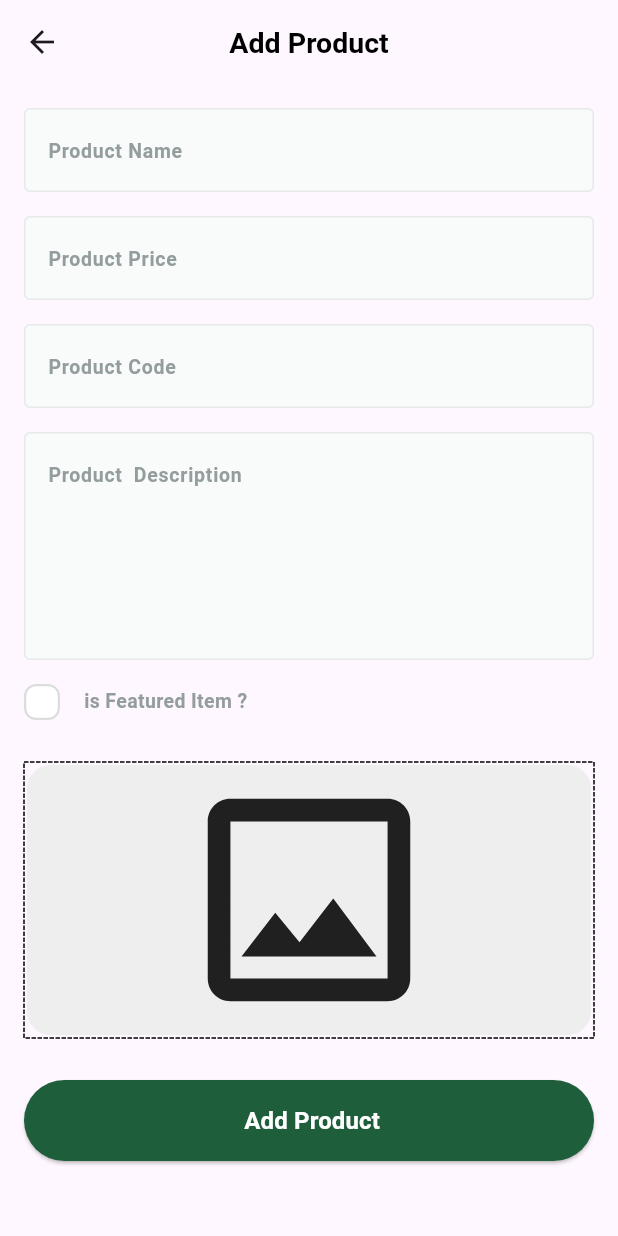
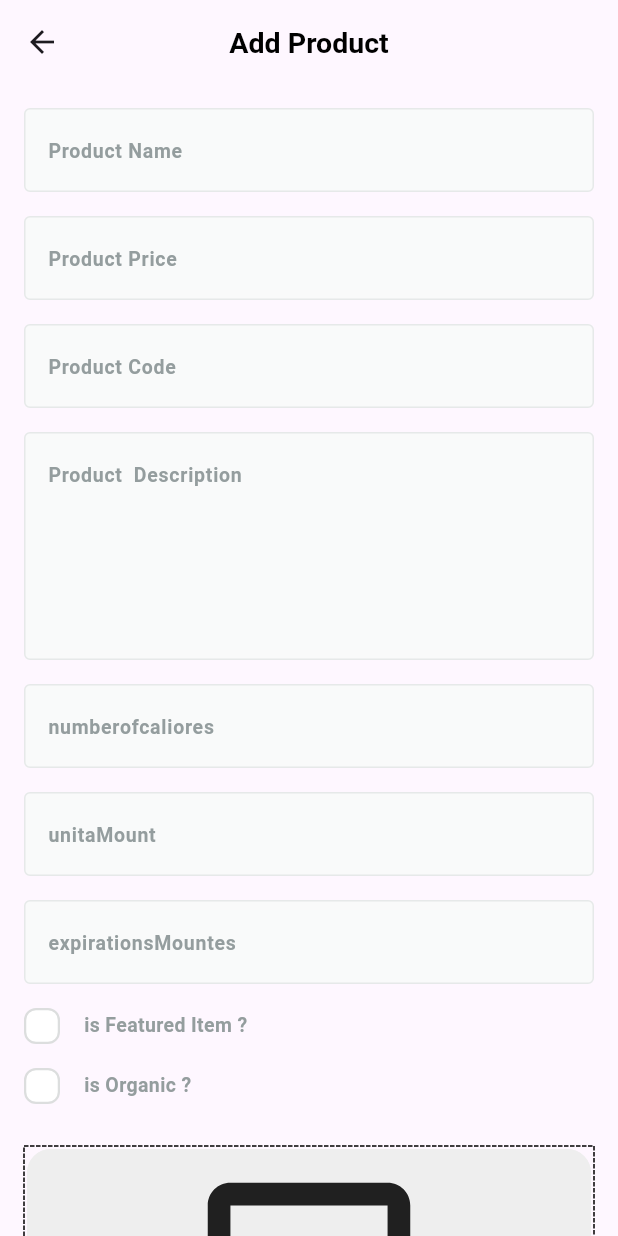
Before and after one commit to SaifAmir39/dashborad-_admain-_fruit_hup_store, a Flutter app: the AddproductsViwe screen opened by its route, on a phone screen of 412 x 824 dp. Run offline on Flutter 3.47's test engine with Material 3 defaults, Android fonts, the phone set to English and light mode, and no system bars; drawn by our look-alikes of dotted_border; our stand-ins replace cloud_firestore, dartz, firebase_core, firebase_storage, flutter_bloc, flutter_svg and 2 more; accounts and stored records are empty; Roboto replaces fonts that are missing (Cairo).

Commit message:
Add Producte done &Add Fire base Storage

```diff
--- a/lib/core/services/fire_storage_service.dart
+++ b/lib/core/services/fire_storage_service.dart
@@ -13,9 +13,9 @@ final storageRef = FirebaseStorage.instance.ref();
 
    await  imagesref.putFile(file);
 
-    var imageurl = imagesref.getDownloadURL();
+    var imageurl = await imagesref.getDownloadURL();
 
-    return imageurl.toString();
+    return imageurl;
 
 
   }
--- a/lib/core/services/firebase_firestoresevice.dart
+++ b/lib/core/services/firebase_firestoresevice.dart
@@ -7,13 +7,14 @@ class FirebaseFirestoresevice implements DatabaseService {
   FirebaseFirestore firestore = FirebaseFirestore.instance;
 
   @override
+
   Future<void> AddData({
     required String path,
     required Map<String, dynamic> data,
     required String documentid
   }) async {
 
-    if(documentid != Null
+    if(documentid != null
    ){
         await firestore.collection(path).doc(documentid).set(data);
     }
--- a/lib/features/add product/data/models/Add_product_input_modles.dart
+++ b/lib/features/add product/data/models/Add_product_input_modles.dart
@@ -3,15 +3,18 @@ import 'dart:io';
 
 import 'package:dash_bord_fruite_hup/features/add%20product/domain/entity/add_product_input_entity.dart';
 
-
-class AddProductInputModles   {
- String name;
+class AddProductInputModles {
+  String name;
   String price;
   String description;
   File image;
   String code;
   bool isFeatured;
   String? imageURL;
+  bool isOrganic = false;
+  int numberofcaliores;
+  int unitaMount;
+  int expirationsMountes;
   AddProductInputModles({
     required this.name,
     required this.price,
@@ -20,8 +23,14 @@ class AddProductInputModles   {
     required this.code,
     required this.isFeatured,
     this.imageURL,
+    required this.numberofcaliores,
+    required this.unitaMount,
+    required this.expirationsMountes,
+    required this.isOrganic,
   });
-  factory AddProductInputModles.fromentity(Addproductinputentity addproductinputentity){
+  factory AddProductInputModles.fromentity(
+    Addproductinputentity addproductinputentity,
+  ) {
     return AddProductInputModles(
       name: addproductinputentity.name,
       price: addproductinputentity.price,
@@ -30,26 +39,25 @@ class AddProductInputModles   {
       code: addproductinputentity.code,
       isFeatured: addproductinputentity.isFeatured,
       imageURL: addproductinputentity.imageURL,
+      numberofcaliores: addproductinputentity.numberofcaliores,
+      unitaMount: addproductinputentity.unitaMount,
+      expirationsMountes: addproductinputentity.expirationsMountes,
+      isOrganic: addproductinputentity.isOrganic,
     );
   }
 
-
-
-
- ToMap(){
-   return {
-     "name":name,
-     "price":price,
-     "description":description,
-     "code":code,
-     "isFeatured":isFeatured,
-     "imageURL":imageURL,
-   };
-
-
- }
-
-
-
-
+  ToMap() {
+    return {
+      "name": name,
+      "price": price,
+      "description": description,
+      "code": code,
+      "isFeatured": isFeatured,
+      "imageURL": imageURL,
+      "numberofcaliores": numberofcaliores,
+      "unitaMount": unitaMount,
+      "expirationsMountes": expirationsMountes,
+      "isOrganic": isOrganic,
+    };
+  }
 }
--- a/lib/features/add product/domain/entity/add_product_input_entity.dart
+++ b/lib/features/add product/domain/entity/add_product_input_entity.dart
@@ -8,14 +8,26 @@ class Addproductinputentity {
   String code;
   bool isFeatured;
    String? imageURL;
+   bool isOrganic=false;
+   int numberofcaliores;
+   int unitaMount;
+   int expirationsMountes;
+
   Addproductinputentity({
+
     required this.name,
     required this.price,
     required this.description,
     required this.image,
     required this.code,
     required this.isFeatured,
+    required this.numberofcaliores,
+    required this.unitaMount,
+    required this.expirationsMountes,
+    required this.isOrganic,
+
    this.imageURL,
+
   });
 
 }
--- a/lib/features/add product/presantions/views/widgets/add_product_body.dart
+++ b/lib/features/add product/presantions/views/widgets/add_product_body.dart
@@ -5,6 +5,7 @@ import 'package:dash_bord_fruite_hup/features/add%20product/domain/entity/add_pr
 import 'package:dash_bord_fruite_hup/features/add%20product/presantions/manger/addproducts/addproducts_cubit.dart';
 import 'package:dash_bord_fruite_hup/features/add%20product/presantions/views/widgets/Terms%20_and_%20Conditions.dart';
 import 'package:dash_bord_fruite_hup/features/add%20product/presantions/views/widgets/image_failed.dart';
+import 'package:dash_bord_fruite_hup/features/add%20product/presantions/views/widgets/is_orginc_check.dart';
 import 'package:flutter/material.dart';
 import 'package:flutter_bloc/flutter_bloc.dart';
 
@@ -28,11 +29,22 @@ class _AddProductBodyState extends State<AddProductBody> {
   final TextEditingController textEditingControllerdescription =
       TextEditingController();
 
+  final TextEditingController textEditingControllernumberOfCalories =
+      TextEditingController();
+  final TextEditingController textEditingControllerunitAmount =
+      TextEditingController();
+  final TextEditingController textEditingControllerexpirationMountes =
+      TextEditingController();
+
+  final TextEditingController textEditingControllerexpirationYears =
+      TextEditingController();
+
   final GlobalKey<FormState> formkey = GlobalKey<FormState>();
 
   AutovalidateMode autovalidateMode = AutovalidateMode.disabled;
   File? fileimage;
   bool isfeatured = false;
+  bool isOrganic = false;
 
   @override
   Widget build(BuildContext context) {
@@ -43,17 +55,20 @@ class _AddProductBodyState extends State<AddProductBody> {
         body: SingleChildScrollView(
           child: Padding(
             padding: const EdgeInsets.symmetric(horizontal: 16),
-            child: BlocConsumer<AddproductsCubit,  AddproductsState >(
+            child: BlocConsumer<AddproductsCubit, AddproductsState>(
               listener: (context, state) {
-                if(state is AddproductsFailer){
-                     ScaffoldMessenger.of(context).showSnackBar(SnackBar(content: Text(state.errormassage),
+                if (state is AddproductsFailer) {
+                  ScaffoldMessenger.of(context).showSnackBar(
+                    SnackBar(
+                      content: Text(state.errormassage),
                       backgroundColor: Colors.red,
-                     ));
+                    ),
+                  );
                 }
               },
               builder: (context, state) {
-                if(state is AddproductsSuccess || state is AddproductsInitial){
-
+                if (state is AddproductsSuccess ||
+                    state is AddproductsInitial) {
                   return Column(
                     children: [
                       SizedBox(height: 16),
@@ -86,11 +101,44 @@ class _AddProductBodyState extends State<AddProductBody> {
                         textInputType: TextInputType.text,
                         textEditingController: textEditingControllerdescription,
                       ),
+
+                      SizedBox(height: 16),
+                      CustomeTxetFormFailed(
+                        maxLines: 1,
+                        title: "numberofcaliores",
+                        textInputType: TextInputType.number,
+                        textEditingController:
+                            textEditingControllernumberOfCalories,
+                      ),
+                      SizedBox(height: 16),
+                      CustomeTxetFormFailed(
+                        maxLines: 1,
+                        title: "unitaMount",
+                        textInputType: TextInputType.number,
+                        textEditingController: textEditingControllerunitAmount,
+                      ),
+                      SizedBox(height: 16),
+                      CustomeTxetFormFailed(
+                        maxLines: 1,
+                        title: "expirationsMountes",
+                        textInputType: TextInputType.number,
+                        textEditingController:
+                            textEditingControllerexpirationMountes,
+                      ),
+
                       SizedBox(height: 16),
                       TermsAndconditions(
                         onchange: (bool isTermsAcppeted) {
                           setState(() {
                             isfeatured = isTermsAcppeted;
+                          });
+                        },
+                      ),
+                      SizedBox(height: 16),
+                      IsOrganicCheck(
+                        onchange: (bool isOrganic) {
+                          setState(() {
+                            isOrganic = isOrganic;
                           });
                         },
                       ),
@@ -115,6 +163,10 @@ class _AddProductBodyState extends State<AddProductBody> {
   image: fileimage!,
   code: textEditingControllercode.text,
   isFeatured: isfeatured,
+  numberofcaliores: int.tryParse(textEditingControllernumberOfCalories.text) ?? 0,
+  unitaMount: int.tryParse(textEditingControllerunitAmount.text) ?? 0,
+  expirationsMountes: int.tryParse(textEditingControllerexpirationMountes.text) ?? 0,
+  isOrganic: isOrganic,
 );
 
                             BlocProvider.of<AddproductsCubit>(
@@ -135,9 +187,13 @@ class _AddProductBodyState extends State<AddProductBody> {
                       ),
                     ],
                   );
-                }
-                else {
-                  return Center(child: CircularProgressIndicator(),);
+                } else if (state is AddproductsLoading) {
+                  return Center(child: CircularProgressIndicator());
+                } else {
+                  return Container(
+                    height: 200,
+                    child: Center(child: Text("Something went wrong")),
+                  );
                 }
               },
             ),
--- /dev/null
+++ b/lib/features/add product/presantions/views/widgets/is_orginc_check.dart
@@ -0,0 +1,65 @@
+// ignore_for_file: public_member_api_docs, sort_constructors_first
+import 'package:dash_bord_fruite_hup/features/add%20product/presantions/views/widgets/Customne_checkBox.dart';
+import 'package:flutter/material.dart';
+
+
+class IsOrganicCheck extends StatefulWidget {
+final ValueChanged<bool> onchange;
+  const IsOrganicCheck({
+    Key? key,
+    required this.onchange,
+  }) : super(key: key);
+  @override
+  State<IsOrganicCheck> createState() => _IsOrganicCheckState();
+}
+
+class _IsOrganicCheckState extends State<IsOrganicCheck> {
+bool  isOrganic =false;
+
+@override
+  Widget build(BuildContext context) {
+     return Row(
+       children: [
+        CustomneCheckbox(
+          onchecked: (bool value) {
+          widget.onchange(value);
+         setState(() {
+           isOrganic =value;
+         });
+
+
+         }, ischacked: isOrganic, ),
+
+
+
+      SizedBox(width: 16,),
+
+         Column(
+          children: [
+
+                 Text.rich(
+                  TextSpan(
+                    children: [
+                      TextSpan(
+                        text: 'is Organic ?',
+                        style: TextStyle(
+                          color: const Color(0xFF949D9E) /* Grayscale-400 */,
+                          fontSize: 13,
+                          fontFamily: 'Cairo',
+                          fontWeight: FontWeight.w600,
+                          height: 1.70,
+                        ),
+                      ),
+
+                    ],
+                  ),
+                  textAlign: TextAlign.right,
+
+
+            ),
+          ],
+             ),
+       ],
+     );
+  }
+}
```
Lines whose indentation alone changed are shown as unchanged.
